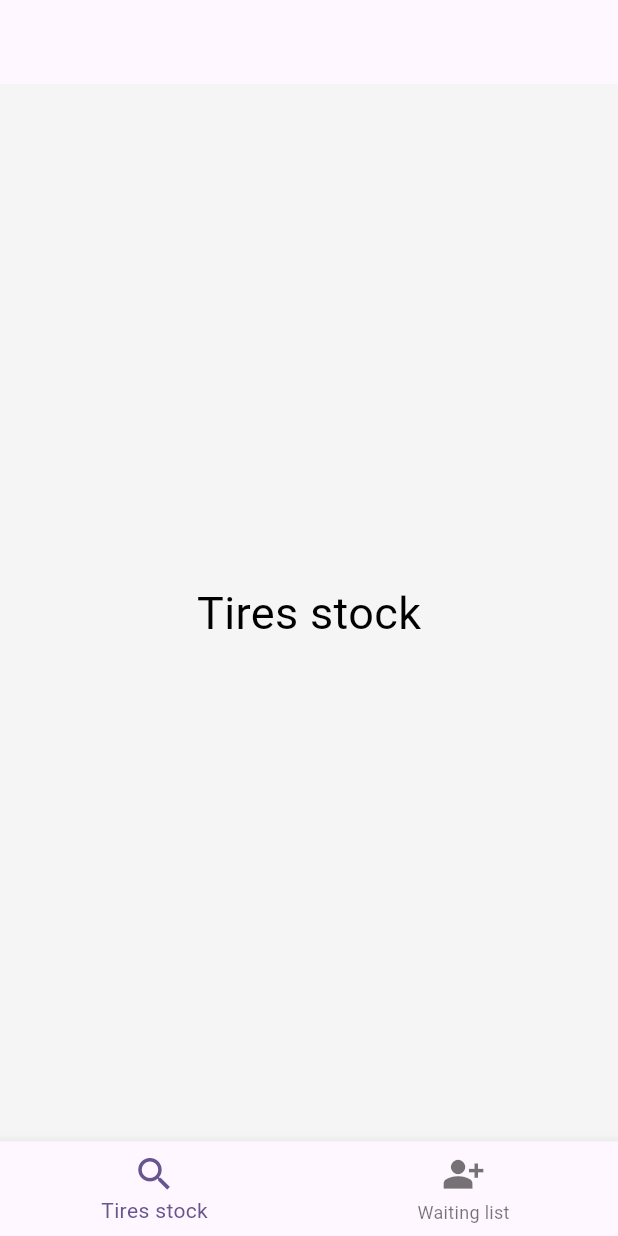
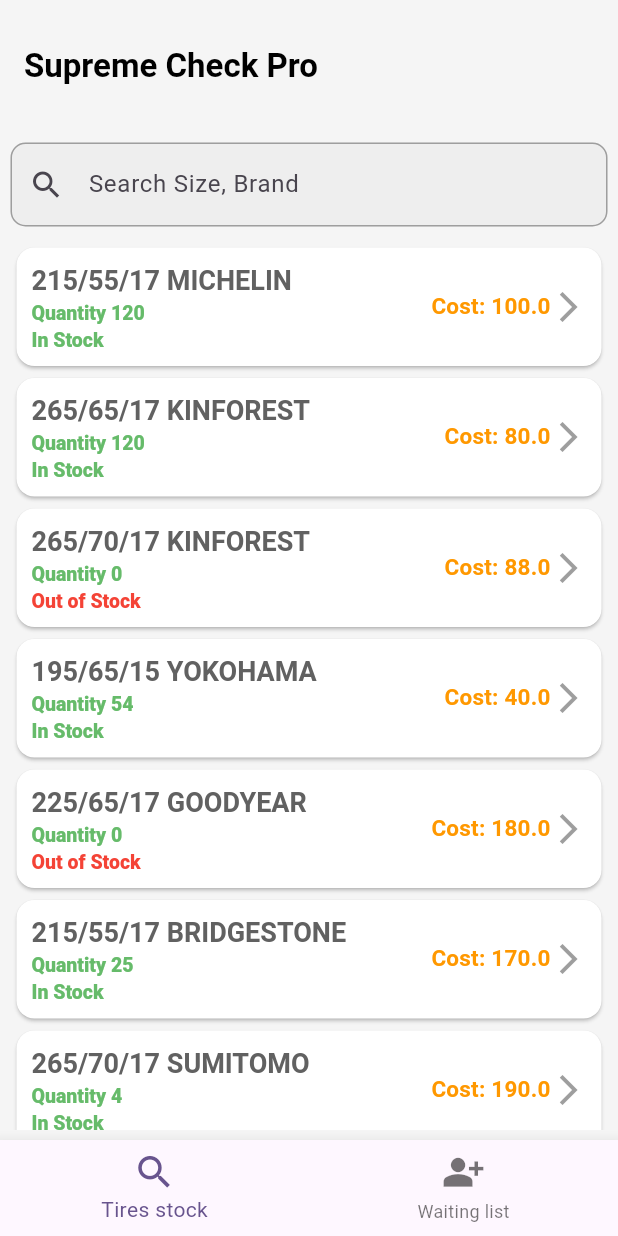
Before and after one commit to tarekramadan1212/tires-stock-checking-app, a Flutter app: the screen it shows after launch, on a phone screen of 412 x 824 dp. Run offline on Flutter 3.47's test engine with Material 3 defaults, Android fonts, the phone set to English and light mode, and no system bars; our stand-ins replace flutter_bloc.

Commit message:
Preparing the tires stock screen UI

```diff
--- a/lib/core/app_cubit/app_cubit.dart
+++ b/lib/core/app_cubit/app_cubit.dart
@@ -1,9 +1,13 @@
+import 'package:flutter/cupertino.dart';
 import 'package:flutter_bloc/flutter_bloc.dart';
 import 'package:supreme/core/app_cubit/app_states.dart';
+import 'package:supreme/presentation/ui/tires_stock_screen.dart';
+import 'package:supreme/presentation/ui/waiting_list_screen.dart';
 
 class AppCubit extends Cubit<AppStates>{
   AppCubit() : super(AppInitialState());
 
+  List<Widget> screens = [TiresStockScreen(), WaitingListScreen()];
   int currentIndex = 0;
   void changeBottomNavItem(int index)
   {
--- a/lib/core/themes/app_themes.dart
+++ b/lib/core/themes/app_themes.dart
@@ -5,8 +5,36 @@ class AppTheme {
   static final ThemeData lightTheme = ThemeData(
     useMaterial3: true,
     brightness: Brightness.light,
-    colorScheme: ColorScheme.fromSeed(
-      seedColor: AppColors.primarySeed,
+    colorScheme: ColorScheme.fromSeed(seedColor: AppColors.primarySeed),
+    appBarTheme: const AppBarTheme(
+      backgroundColor: AppColors.backgroundLight,
+      titleTextStyle: TextStyle(
+        color: Colors.black,
+        fontSize: 22,
+        fontWeight: FontWeight.w600,
+      ),
+    ),
+    textTheme: TextTheme(
+      titleLarge: TextStyle(
+        fontSize: 18,
+        fontWeight: FontWeight.w600,
+        color: Colors.grey.shade700,
+      ),
+      titleMedium: TextStyle(
+        fontSize: 15,
+        fontWeight: FontWeight.bold,
+        color: Colors.orange,
+      ),
+      displayMedium: TextStyle(
+        fontSize: 13,
+        color: Colors.green.shade400,
+        fontWeight:FontWeight.w800,
+      ),
+
+      // Use bodyMedium for standard paragraph text
+      bodyMedium: TextStyle(fontSize: 16, color: Colors.black54, height: 1.5),
+      // Use labelSmall for utility or caption text
+      labelSmall: TextStyle(fontSize: 12, color: Colors.grey),
     ),
     scaffoldBackgroundColor: AppColors.backgroundLight,
   );
--- /dev/null
+++ b/lib/core/utilities/demo_data.dart
@@ -0,0 +1,13 @@
+import 'package:flutter/cupertino.dart';
+import 'package:supreme/core/widgets/tires_item_widget.dart';
+
+List<Widget> stockItem =
+    [
+      TiresItemWidget(sizeAndBrand: '215/55/17 MICHELIN', quantity: 120, cost: 100, inStock: true),
+      TiresItemWidget(sizeAndBrand: '265/65/17 KINFOREST', quantity: 120, cost: 80, inStock: true,),
+      TiresItemWidget(sizeAndBrand: '265/70/17 KINFOREST', quantity: 0, cost: 88, inStock: false,),
+      TiresItemWidget(sizeAndBrand: '195/65/15 YOKOHAMA', quantity: 54, cost: 40, inStock: true,),
+      TiresItemWidget(sizeAndBrand: '225/65/17 GOODYEAR', quantity: 0,cost: 180, inStock: false,),
+      TiresItemWidget(sizeAndBrand: '215/55/17 BRIDGESTONE', quantity: 25, cost: 170, inStock: true),
+      TiresItemWidget(sizeAndBrand: '265/70/17 SUMITOMO', quantity: 4, cost: 190, inStock: true,),
+    ];
--- /dev/null
+++ b/lib/core/widgets/tires_item_widget.dart
@@ -0,0 +1,51 @@
+import 'package:flutter/material.dart';
+
+class TiresItemWidget extends StatelessWidget {
+  const TiresItemWidget({
+    required this.sizeAndBrand,
+    required this.cost,
+    required this.quantity,
+    required this.inStock,
+    super.key,
+  });
+
+  final String sizeAndBrand;
+  final double cost;
+  final int quantity;
+  final bool inStock;
+
+  @override
+  Widget build(BuildContext context) {
+    final TextTheme theme = Theme.of(context).textTheme;
+
+    return SizedBox(
+      width: double.infinity,
+      child: Card(
+        color: Colors.white,
+        child: Padding(
+          padding: const EdgeInsets.all(10),
+          child: Row(
+            mainAxisAlignment: MainAxisAlignment.spaceBetween,
+            children: [
+              Column(
+                spacing: 3,
+                crossAxisAlignment: CrossAxisAlignment.start,
+                children: [
+                  Text(sizeAndBrand, style: theme.titleLarge),
+                  Text('Quantity $quantity', style: theme.displayMedium),
+                  Text(inStock?'In Stock':'Out of Stock', style: inStock?theme.displayMedium:theme.displayMedium!.copyWith(color: Colors.red)),
+                ],
+              ),
+              Row(
+                children: [
+                  Text('Cost: $cost', style: theme.titleMedium),
+                  Icon(Icons.arrow_forward_ios, color: Colors.grey),
+                ],
+              ),
+            ],
+          ),
+        ),
+      ),
+    );
+  }
+}
--- a/lib/presentation/ui/home_page.dart
+++ b/lib/presentation/ui/home_page.dart
@@ -12,7 +12,10 @@ class HomePage extends StatelessWidget {
   Widget build(BuildContext context) {
     final appCubit = BlocProvider.of<AppCubit>(context);
     return Scaffold(
-      appBar: AppBar(),
+      appBar: AppBar(
+        toolbarHeight: 88,
+        title: Text('Supreme Check Pro'),
+      ),
       bottomNavigationBar: BlocBuilder<AppCubit, AppStates>(
         builder: (context, state){
           return BottomNavigationBar(
@@ -35,7 +38,13 @@ class HomePage extends StatelessWidget {
           );
         },
       ),
-      body: SafeArea(child: TiresStockScreen()),
+      body: SafeArea(
+          child: BlocBuilder<AppCubit, AppStates>(
+              builder:(context, state){
+                return  appCubit.screens[appCubit.currentIndex];
+              }
+          )
+      ),
     );
   }
 }
--- a/lib/presentation/ui/tires_stock_screen.dart
+++ b/lib/presentation/ui/tires_stock_screen.dart
@@ -1,17 +1,52 @@
 import 'package:flutter/material.dart';
+import 'package:supreme/core/widgets/tires_item_widget.dart';
+
+import '../../core/utilities/demo_data.dart';
 
 class TiresStockScreen extends StatelessWidget {
   const TiresStockScreen({super.key});
 
   @override
   Widget build(BuildContext context) {
+    final TextTheme theme = Theme.of(context).textTheme;
     return Center(
-      child: const Column(
-        mainAxisAlignment: MainAxisAlignment.center,
-        crossAxisAlignment: CrossAxisAlignment.center,
-        children: [
-          Text('Tires stock',style: TextStyle(color: Colors.black, fontSize: 30),),
-        ],
+      child:  Padding(
+        padding: const EdgeInsets.all(7.0),
+        child: Column(
+          mainAxisAlignment: MainAxisAlignment.start,
+          crossAxisAlignment: CrossAxisAlignment.center,
+          children: [
+            TextField(
+              decoration: InputDecoration(
+                hintText: 'Search Size, Brand',
+                prefixIcon: const Icon(Icons.search),
+                border: OutlineInputBorder(
+                  borderSide: const BorderSide(color: Colors.grey),
+                  borderRadius: BorderRadius.circular(10),
+                ),
+                focusedBorder: OutlineInputBorder(
+                  borderSide: const BorderSide(color: Colors.grey),
+                  borderRadius: BorderRadius.circular(10),
+                ),
+                enabledBorder: OutlineInputBorder(
+                  borderSide: const BorderSide(color: Colors.grey),
+                  borderRadius: BorderRadius.circular(10),
+                ),
+                filled: true,
+                fillColor: Colors.grey[200],
+
+              ),
+            ),
+            const SizedBox(height: 10,),
+            Expanded(
+              child: ListView.builder(itemBuilder: (context, index){
+                return stockItem[index];
+              },
+                itemCount: stockItem.length,
+              ),
+            )
+          ],
+        ),
       ),
     );
   }
```
